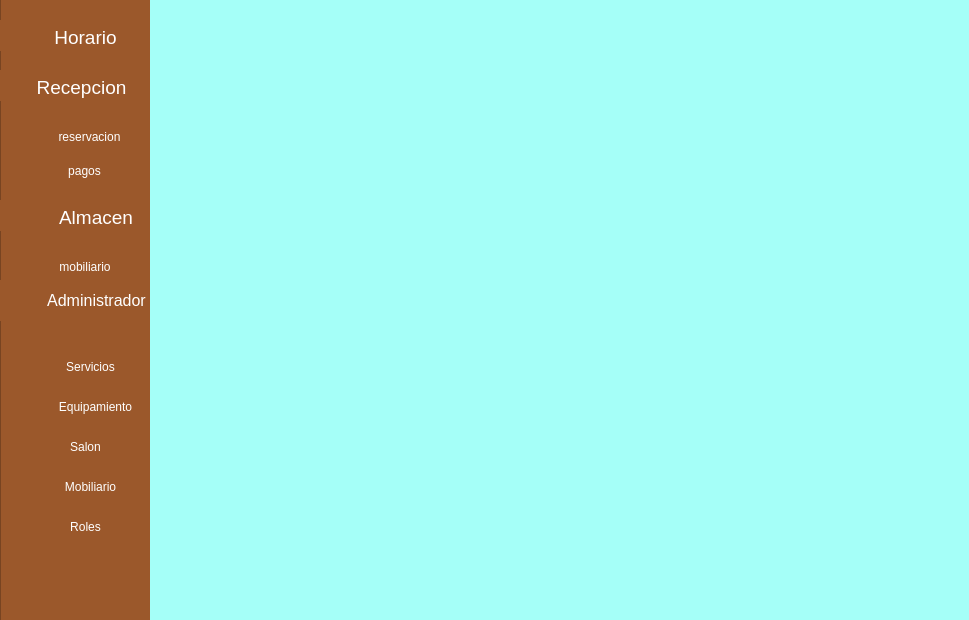
The window that gui/navegacion.ui (asp-laboratories/BookingRoom_Software) describes before a commit, drawn with Qt 5.
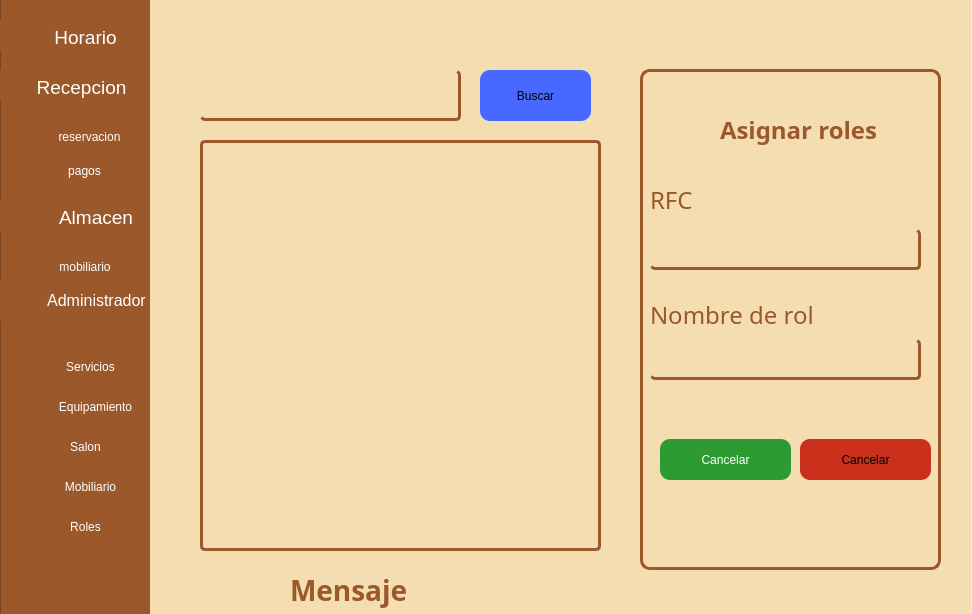
The same window after the commit. The open tabs and pages were chosen to show the change. Icons and pictures are not drawn.

Commit message: feat(gui, repository, services): Buscar trabajadores en la seccion de roles hecho, falta asignar roles (Update)

Diff of the .ui file:
```diff
--- a/gui/navegacion.ui
+++ b/gui/navegacion.ui
@@ -6,8 +6,8 @@
    <rect>
     <x>0</x>
     <y>0</y>
-    <width>969</width>
-    <height>620</height>
+    <width>972</width>
+    <height>614</height>
    </rect>
   </property>
   <property name="windowTitle">
@@ -617,7 +617,7 @@
      </rect>
     </property>
     <property name="styleSheet">
-     <string notr="true"/>
+     <string notr="true">background-color: rgba(245, 221, 178, 1.0);</string>
     </property>
     <widget class="QWidget" name="inicio">
      <property name="styleSheet">
@@ -1819,7 +1819,282 @@
       </property>
      </widget>
     </widget>
-    <widget class="QWidget" name="page_2"/>
+    <widget class="QWidget" name="adminTrabajador">
+     <widget class="QFrame" name="frame">
+      <property name="geometry">
+       <rect>
+        <x>490</x>
+        <y>69</y>
+        <width>301</width>
+        <height>501</height>
+       </rect>
+      </property>
+      <property name="styleSheet">
+       <string notr="true">border: 3px solid rgb(155, 88, 43);
+border-radius: 10px;</string>
+      </property>
+      <property name="frameShape">
+       <enum>QFrame::Shape::StyledPanel</enum>
+      </property>
+      <property name="frameShadow">
+       <enum>QFrame::Shadow::Raised</enum>
+      </property>
+      <widget class="QPushButton" name="atCancelar">
+       <property name="geometry">
+        <rect>
+         <x>160</x>
+         <y>370</y>
+         <width>131</width>
+         <height>41</height>
+        </rect>
+       </property>
+       <property name="cursor">
+        <cursorShape>PointingHandCursor</cursorShape>
+       </property>
+       <property name="styleSheet">
+        <string notr="true">border: none;
+border-radius: 10px;
+background-color: #CA301B;</string>
+       </property>
+       <property name="text">
+        <string>Cancelar</string>
+       </property>
+      </widget>
+      <widget class="QPushButton" name="atConfirmar">
+       <property name="enabled">
+        <bool>false</bool>
+       </property>
+       <property name="geometry">
+        <rect>
+         <x>20</x>
+         <y>370</y>
+         <width>131</width>
+         <height>41</height>
+        </rect>
+       </property>
+       <property name="cursor">
+        <cursorShape>PointingHandCursor</cursorShape>
+       </property>
+       <property name="styleSheet">
+        <string notr="true">color: rgb(255, 255, 255);
+border: none;
+border-radius: 10px;
+background-color: #2B9B32;</string>
+       </property>
+       <property name="text">
+        <string>Cancelar</string>
+       </property>
+      </widget>
+      <widget class="QTextEdit" name="atRfc">
+       <property name="geometry">
+        <rect>
+         <x>10</x>
+         <y>160</y>
+         <width>271</width>
+         <height>41</height>
+        </rect>
+       </property>
+       <property name="styleSheet">
+        <string notr="true">border: unset;
+color: rgb(0, 0, 0);
+border-radius: 5px;
+border-bottom: 3px solid rgba(155, 88, 43, 1.0);
+border-right: 3px solid  rgba(155, 88, 43, 1.0);
+</string>
+       </property>
+      </widget>
+      <widget class="QTextEdit" name="atNombre">
+       <property name="geometry">
+        <rect>
+         <x>10</x>
+         <y>270</y>
+         <width>271</width>
+         <height>41</height>
+        </rect>
+       </property>
+       <property name="styleSheet">
+        <string notr="true">border: unset;
+color: rgb(0, 0, 0);
+border-radius: 5px;
+border-bottom: 3px solid rgba(155, 88, 43, 1.0);
+border-right: 3px solid  rgba(155, 88, 43, 1.0);</string>
+       </property>
+      </widget>
+      <widget class="QLabel" name="label_20">
+       <property name="geometry">
+        <rect>
+         <x>80</x>
+         <y>40</y>
+         <width>161</width>
+         <height>41</height>
+        </rect>
+       </property>
+       <property name="font">
+        <font>
+         <family>Adwaita Sans</family>
+         <pointsize>18</pointsize>
+         <bold>true</bold>
+        </font>
+       </property>
+       <property name="styleSheet">
+        <string notr="true">border: none;
+color: rgba(155, 88, 43, 1.0);
+</string>
+       </property>
+       <property name="text">
+        <string>Asignar roles</string>
+       </property>
+      </widget>
+      <widget class="QLabel" name="label_21">
+       <property name="geometry">
+        <rect>
+         <x>10</x>
+         <y>110</y>
+         <width>61</width>
+         <height>41</height>
+        </rect>
+       </property>
+       <property name="font">
+        <font>
+         <family>Adwaita Sans</family>
+         <pointsize>18</pointsize>
+         <bold>false</bold>
+        </font>
+       </property>
+       <property name="styleSheet">
+        <string notr="true">border: none;
+color: rgba(155, 88, 43, 1.0);
+</string>
+       </property>
+       <property name="text">
+        <string>RFC</string>
+       </property>
+      </widget>
+      <widget class="QLabel" name="label_22">
+       <property name="geometry">
+        <rect>
+         <x>10</x>
+         <y>230</y>
+         <width>171</width>
+         <height>31</height>
+        </rect>
+       </property>
+       <property name="font">
+        <font>
+         <family>Adwaita Sans</family>
+         <pointsize>18</pointsize>
+         <bold>false</bold>
+        </font>
+       </property>
+       <property name="styleSheet">
+        <string notr="true">border: none;
+color: rgba(155, 88, 43, 1.0);
+</string>
+       </property>
+       <property name="text">
+        <string>Nombre de rol</string>
+       </property>
+      </widget>
+     </widget>
+     <widget class="QPushButton" name="atBuscar">
+      <property name="geometry">
+       <rect>
+        <x>330</x>
+        <y>70</y>
+        <width>111</width>
+        <height>51</height>
+       </rect>
+      </property>
+      <property name="cursor">
+       <cursorShape>PointingHandCursor</cursorShape>
+      </property>
+      <property name="styleSheet">
+       <string notr="true">border: none;
+border-radius: 10px;
+background-color: rgb(71, 105, 255);</string>
+      </property>
+      <property name="text">
+       <string>Buscar</string>
+      </property>
+     </widget>
+     <widget class="QLabel" name="atMensaje">
+      <property name="geometry">
+       <rect>
+        <x>140</x>
+        <y>570</y>
+        <width>251</width>
+        <height>41</height>
+       </rect>
+      </property>
+      <property name="font">
+       <font>
+        <family>Adwaita Sans</family>
+        <pointsize>-1</pointsize>
+        <bold>true</bold>
+       </font>
+      </property>
+      <property name="styleSheet">
+       <string notr="true">color: rgba(155, 88, 43, 1.0);
+font-size: 28px;</string>
+      </property>
+      <property name="text">
+       <string>Mensaje</string>
+      </property>
+     </widget>
+     <widget class="QLineEdit" name="atBuscador">
+      <property name="geometry">
+       <rect>
+        <x>50</x>
+        <y>70</y>
+        <width>261</width>
+        <height>51</height>
+       </rect>
+      </property>
+      <property name="styleSheet">
+       <string notr="true">border: unset;
+color: rgb(0, 0, 0);
+border-radius: 5px;
+border-bottom: 3px solid rgba(155, 88, 43, 1.0);
+border-right: 3px solid  rgba(155, 88, 43, 1.0);</string>
+      </property>
+     </widget>
+     <widget class="QTextEdit" name="atResultadoText">
+      <property name="enabled">
+       <bool>true</bool>
+      </property>
+      <property name="geometry">
+       <rect>
+        <x>50</x>
+        <y>140</y>
+        <width>401</width>
+        <height>411</height>
+       </rect>
+      </property>
+      <property name="font">
+       <font>
+        <family>Adwaita Sans</family>
+        <pointsize>12</pointsize>
+       </font>
+      </property>
+      <property name="cursor" stdset="0">
+       <cursorShape>IBeamCursor</cursorShape>
+      </property>
+      <property name="styleSheet">
+       <string notr="true">border: unset;
+color: rgb(0, 0, 0);
+border-radius: 5px;
+border: 3px solid rgba(155, 88, 43, 1.0);
+</string>
+      </property>
+      <property name="verticalScrollBarPolicy">
+       <enum>Qt::ScrollBarPolicy::ScrollBarAsNeeded</enum>
+      </property>
+      <property name="readOnly">
+       <bool>true</bool>
+      </property>
+     </widget>
+    </widget>
+    <widget class="QWidget" name="page"/>
    </widget>
   </widget>
  </widget>
```
Left out of the diff: 628 changed lines with no effect on the pictures. The commit also changes 3 other files.
